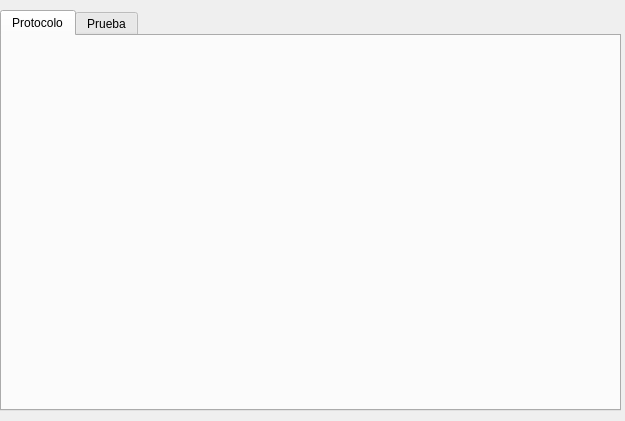
First picture: the form in gui/paneladministrativo.ui, repository joselp/observe-qt, before the edit.
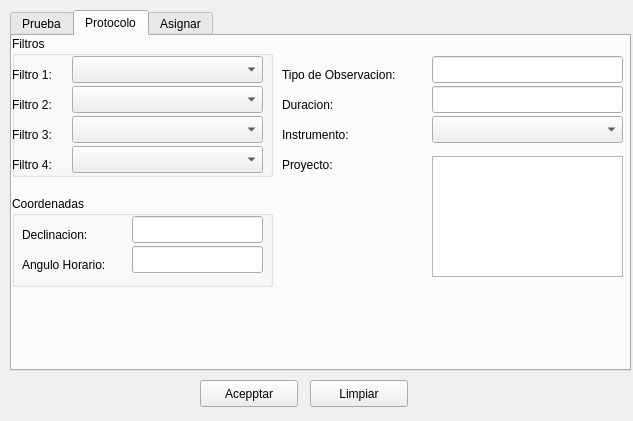
Second picture: the form after the edit. The open tabs and pages were chosen to show the change.

Diff of the .ui file:
```diff
--- a/gui/paneladministrativo.ui
+++ b/gui/paneladministrativo.ui
@@ -6,7 +6,7 @@
    <rect>
     <x>0</x>
     <y>0</y>
-    <width>625</width>
+    <width>633</width>
     <height>421</height>
    </rect>
   </property>
@@ -16,10 +16,10 @@
   <widget class="QTabWidget" name="tabWidget">
    <property name="geometry">
     <rect>
-     <x>0</x>
+     <x>10</x>
      <y>10</y>
      <width>621</width>
-     <height>401</height>
+     <height>361</height>
     </rect>
    </property>
    <property name="toolTip">
@@ -34,11 +34,6 @@
    <property name="currentIndex">
     <number>0</number>
    </property>
-   <widget class="QWidget" name="tab">
-    <attribute name="title">
-     <string>Protocolo</string>
-    </attribute>
-   </widget>
    <widget class="QWidget" name="tab_2">
     <attribute name="title">
      <string>Prueba</string>
@@ -55,12 +50,12 @@
      <property name="title">
       <string>Condiciones Del Cielo</string>
      </property>
-     <widget class="QCheckBox" name="NormalesCheckBox">
+     <widget class="QRadioButton" name="NormalesCheckBox">
       <property name="geometry">
        <rect>
         <x>10</x>
         <y>20</y>
-        <width>97</width>
+        <width>116</width>
         <height>22</height>
        </rect>
       </property>
@@ -68,25 +63,25 @@
        <string>Normales</string>
       </property>
      </widget>
-     <widget class="QCheckBox" name="muchoVientoCheckBox">
+     <widget class="QRadioButton" name="muchoVientoCheckBox">
       <property name="geometry">
        <rect>
         <x>10</x>
         <y>40</y>
-        <width>121</width>
+        <width>116</width>
         <height>22</height>
        </rect>
       </property>
       <property name="text">
-       <string>Mucho Viento</string>
+       <string>Viento</string>
       </property>
      </widget>
-     <widget class="QCheckBox" name="nubladoCheckBox">
+     <widget class="QRadioButton" name="nubladoCheckBox">
       <property name="geometry">
        <rect>
         <x>10</x>
         <y>60</y>
-        <width>97</width>
+        <width>151</width>
         <height>22</height>
        </rect>
       </property>
@@ -101,13 +96,13 @@
        <x>10</x>
        <y>100</y>
        <width>281</width>
-       <height>121</height>
+       <height>131</height>
       </rect>
      </property>
      <property name="title">
       <string>Telescopio</string>
      </property>
-     <widget class="QCheckBox" name="checkBox">
+     <widget class="QCheckBox" name="checkBoxDedos">
       <property name="geometry">
        <rect>
         <x>10</x>
@@ -120,7 +115,7 @@
        <string>Mala posicion de los dedos</string>
       </property>
      </widget>
-     <widget class="QCheckBox" name="checkBox_2">
+     <widget class="QCheckBox" name="checkBoxFoco">
       <property name="geometry">
        <rect>
         <x>10</x>
@@ -133,7 +128,7 @@
        <string>Mal Foco</string>
       </property>
      </widget>
-     <widget class="QCheckBox" name="checkBox_3">
+     <widget class="QCheckBox" name="checkBoxObturador">
       <property name="geometry">
        <rect>
         <x>10</x>
@@ -146,7 +141,7 @@
        <string>Obturador sin abrir</string>
       </property>
      </widget>
-     <widget class="QCheckBox" name="checkBox_4">
+     <widget class="QCheckBox" name="checkBoxPrisma">
       <property name="geometry">
        <rect>
         <x>10</x>
@@ -159,21 +154,385 @@
        <string>Imagenes defectuosas con el prisma</string>
       </property>
      </widget>
+     <widget class="QCheckBox" name="checkBoxConexion">
+      <property name="geometry">
+       <rect>
+        <x>10</x>
+        <y>100</y>
+        <width>281</width>
+        <height>22</height>
+       </rect>
+      </property>
+      <property name="text">
+       <string>Fallas de conexion</string>
+      </property>
+     </widget>
     </widget>
-    <widget class="QDialogButtonBox" name="buttonBox">
+    <widget class="QGroupBox" name="groupBox_5">
      <property name="geometry">
       <rect>
-       <x>200</x>
-       <y>250</y>
-       <width>176</width>
+       <x>420</x>
+       <y>80</y>
+       <width>111</width>
+       <height>80</height>
+      </rect>
+     </property>
+     <property name="title">
+      <string>Cargar Prueba</string>
+     </property>
+     <widget class="QPushButton" name="pushButtonCargarPrueba">
+      <property name="geometry">
+       <rect>
+        <x>10</x>
+        <y>30</y>
+        <width>98</width>
+        <height>27</height>
+       </rect>
+      </property>
+      <property name="text">
+       <string>Cargar</string>
+      </property>
+     </widget>
+    </widget>
+    <widget class="QLabel" name="label_12">
+     <property name="geometry">
+      <rect>
+       <x>20</x>
+       <y>240</y>
+       <width>121</width>
+       <height>17</height>
+      </rect>
+     </property>
+     <property name="text">
+      <string>Nombre Prueba:</string>
+     </property>
+    </widget>
+    <widget class="QTextEdit" name="textEditNombrePrueba">
+     <property name="geometry">
+      <rect>
+       <x>140</x>
+       <y>240</y>
+       <width>201</width>
+       <height>78</height>
+      </rect>
+     </property>
+    </widget>
+   </widget>
+   <widget class="QWidget" name="tab">
+    <attribute name="title">
+     <string>Protocolo</string>
+    </attribute>
+    <widget class="QGroupBox" name="groupBox_3">
+     <property name="geometry">
+      <rect>
+       <x>0</x>
+       <y>0</y>
+       <width>261</width>
+       <height>141</height>
+      </rect>
+     </property>
+     <property name="title">
+      <string>Filtros</string>
+     </property>
+     <widget class="QLabel" name="label">
+      <property name="geometry">
+       <rect>
+        <x>0</x>
+        <y>30</y>
+        <width>61</width>
+        <height>17</height>
+       </rect>
+      </property>
+      <property name="text">
+       <string>Filtro 1:</string>
+      </property>
+     </widget>
+     <widget class="QLabel" name="label_2">
+      <property name="geometry">
+       <rect>
+        <x>0</x>
+        <y>60</y>
+        <width>61</width>
+        <height>17</height>
+       </rect>
+      </property>
+      <property name="text">
+       <string>Filtro 2:</string>
+      </property>
+     </widget>
+     <widget class="QLabel" name="label_3">
+      <property name="geometry">
+       <rect>
+        <x>0</x>
+        <y>90</y>
+        <width>61</width>
+        <height>17</height>
+       </rect>
+      </property>
+      <property name="text">
+       <string>Filtro 3:</string>
+      </property>
+     </widget>
+     <widget class="QLabel" name="label_4">
+      <property name="geometry">
+       <rect>
+        <x>0</x>
+        <y>120</y>
+        <width>61</width>
+        <height>17</height>
+       </rect>
+      </property>
+      <property name="text">
+       <string>Filtro 4:</string>
+      </property>
+     </widget>
+     <widget class="QComboBox" name="comboBoxFiltro1">
+      <property name="geometry">
+       <rect>
+        <x>60</x>
+        <y>20</y>
+        <width>191</width>
+        <height>27</height>
+       </rect>
+      </property>
+     </widget>
+     <widget class="QComboBox" name="comboBoxFiltro2">
+      <property name="geometry">
+       <rect>
+        <x>60</x>
+        <y>50</y>
+        <width>191</width>
+        <height>27</height>
+       </rect>
+      </property>
+     </widget>
+     <widget class="QComboBox" name="comboBoxFiltro3">
+      <property name="geometry">
+       <rect>
+        <x>60</x>
+        <y>80</y>
+        <width>191</width>
+        <height>27</height>
+       </rect>
+      </property>
+     </widget>
+     <widget class="QComboBox" name="comboBoxFiltro4">
+      <property name="geometry">
+       <rect>
+        <x>60</x>
+        <y>110</y>
+        <width>191</width>
+        <height>27</height>
+       </rect>
+      </property>
+     </widget>
+    </widget>
+    <widget class="QGroupBox" name="groupBox_4">
+     <property name="geometry">
+      <rect>
+       <x>0</x>
+       <y>160</y>
+       <width>261</width>
+       <height>91</height>
+      </rect>
+     </property>
+     <property name="title">
+      <string>Coordenadas</string>
+     </property>
+     <widget class="QLabel" name="label_5">
+      <property name="geometry">
+       <rect>
+        <x>10</x>
+        <y>30</y>
+        <width>91</width>
+        <height>17</height>
+       </rect>
+      </property>
+      <property name="text">
+       <string>Declinacion:</string>
+      </property>
+     </widget>
+     <widget class="QLabel" name="label_6">
+      <property name="geometry">
+       <rect>
+        <x>10</x>
+        <y>60</y>
+        <width>111</width>
+        <height>17</height>
+       </rect>
+      </property>
+      <property name="text">
+       <string>Angulo Horario:</string>
+      </property>
+     </widget>
+     <widget class="QLineEdit" name="lineEditDeclinacion">
+      <property name="geometry">
+       <rect>
+        <x>120</x>
+        <y>20</y>
+        <width>131</width>
+        <height>27</height>
+       </rect>
+      </property>
+     </widget>
+     <widget class="QLineEdit" name="lineEditAnguloHorario">
+      <property name="geometry">
+       <rect>
+        <x>120</x>
+        <y>50</y>
+        <width>131</width>
+        <height>27</height>
+       </rect>
+      </property>
+     </widget>
+    </widget>
+    <widget class="QLabel" name="label_7">
+     <property name="geometry">
+      <rect>
+       <x>270</x>
+       <y>30</y>
+       <width>151</width>
+       <height>17</height>
+      </rect>
+     </property>
+     <property name="text">
+      <string>Tipo de Observacion:</string>
+     </property>
+    </widget>
+    <widget class="QLabel" name="label_8">
+     <property name="geometry">
+      <rect>
+       <x>270</x>
+       <y>60</y>
+       <width>71</width>
+       <height>17</height>
+      </rect>
+     </property>
+     <property name="text">
+      <string>Duracion:</string>
+     </property>
+    </widget>
+    <widget class="QLabel" name="label_9">
+     <property name="geometry">
+      <rect>
+       <x>270</x>
+       <y>120</y>
+       <width>91</width>
+       <height>17</height>
+      </rect>
+     </property>
+     <property name="text">
+      <string>Proyecto:</string>
+     </property>
+    </widget>
+    <widget class="QLabel" name="label_10">
+     <property name="geometry">
+      <rect>
+       <x>270</x>
+       <y>90</y>
+       <width>101</width>
+       <height>17</height>
+      </rect>
+     </property>
+     <property name="text">
+      <string>Instrumento:</string>
+     </property>
+    </widget>
+    <widget class="QLineEdit" name="lineEditTipoObservacion">
+     <property name="geometry">
+      <rect>
+       <x>420</x>
+       <y>20</y>
+       <width>191</width>
        <height>27</height>
       </rect>
      </property>
-     <property name="standardButtons">
-      <set>QDialogButtonBox::Cancel|QDialogButtonBox::Ok</set>
+    </widget>
+    <widget class="QLineEdit" name="lineEditDuracion">
+     <property name="geometry">
+      <rect>
+       <x>420</x>
+       <y>50</y>
+       <width>191</width>
+       <height>27</height>
+      </rect>
      </property>
     </widget>
+    <widget class="QComboBox" name="comboBoxInstrumento">
+     <property name="geometry">
+      <rect>
+       <x>420</x>
+       <y>80</y>
+       <width>191</width>
+       <height>27</height>
+      </rect>
+     </property>
+    </widget>
+    <widget class="QTextEdit" name="textEditProyecto">
+     <property name="geometry">
+      <rect>
+       <x>420</x>
+       <y>120</y>
+       <width>191</width>
+       <height>121</height>
+      </rect>
+     </property>
+    </widget>
    </widget>
+   <widget class="QWidget" name="tab_3">
+    <attribute name="title">
+     <string>Asignar</string>
+    </attribute>
+    <widget class="QComboBox" name="comboBoxUsuario">
+     <property name="geometry">
+      <rect>
+       <x>170</x>
+       <y>130</y>
+       <width>401</width>
+       <height>27</height>
+      </rect>
+     </property>
+    </widget>
+    <widget class="QLabel" name="label_11">
+     <property name="geometry">
+      <rect>
+       <x>20</x>
+       <y>140</y>
+       <width>131</width>
+       <height>17</height>
+      </rect>
+     </property>
+     <property name="text">
+      <string>Usuario:</string>
+     </property>
+    </widget>
+   </widget>
+  </widget>
+  <widget class="QPushButton" name="pushButtonAceptar">
+   <property name="geometry">
+    <rect>
+     <x>200</x>
+     <y>380</y>
+     <width>98</width>
+     <height>27</height>
+    </rect>
+   </property>
+   <property name="text">
+    <string>Acepptar</string>
+   </property>
+  </widget>
+  <widget class="QPushButton" name="pushButtonLimpiar">
+   <property name="geometry">
+    <rect>
+     <x>310</x>
+     <y>380</y>
+     <width>98</width>
+     <height>27</height>
+    </rect>
+   </property>
+   <property name="text">
+    <string>Limpiar</string>
+   </property>
   </widget>
  </widget>
  <resources/>
```
